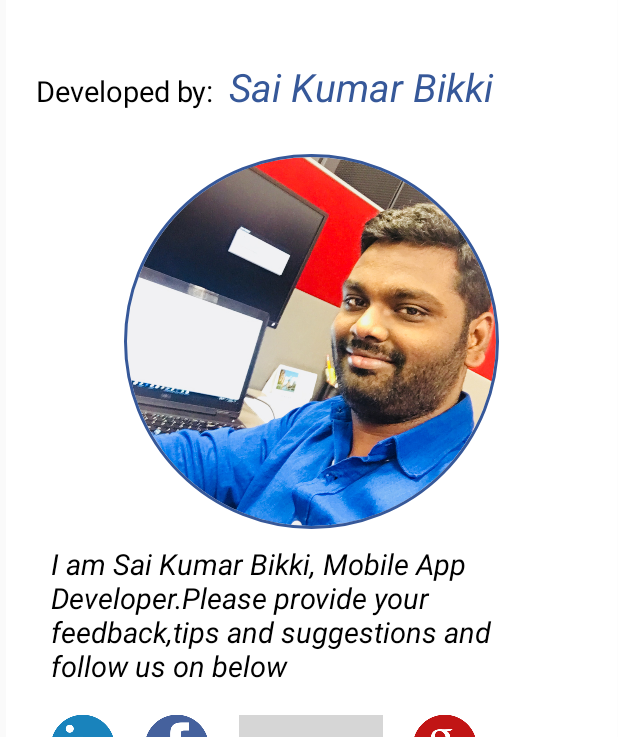
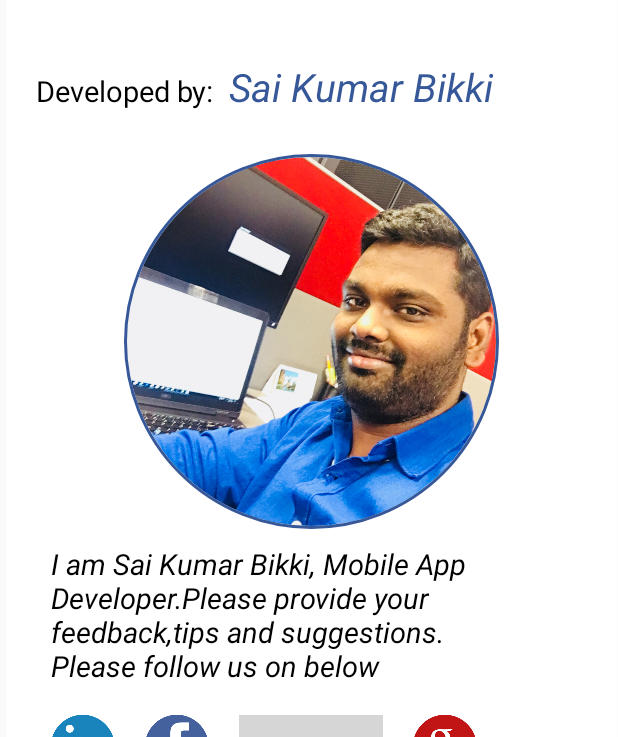
Before and after one commit to saikumarbikki/NaniBajajShowRoomAndroidApp, an Android app: the screen it shows after launch (MainActivity), in the side drawer, after a tap on "Developers Info", on a phone screen of 412 x 824 dp, the part 84-821 px from its top. Run offline under Robolectric (Android 15) with nearby library versions, the phone set to English and light mode, and no system bars; our stand-ins replace CircleImageView, sdp/ssp sizes; grey boxes are pictures that could not be loaded.

Commit message:
Envrionment issues

```diff
--- a/app/build.gradle
+++ b/app/build.gradle
@@ -2,7 +2,7 @@ apply plugin: 'com.android.application'
 
 android {
     compileSdkVersion 25
-    buildToolsVersion '25.0.0'
+    buildToolsVersion '26.0.2'
     defaultConfig {
         applicationId "com.inducesmile.NaniBajajShowRoomAndroidApp"
         minSdkVersion 14
@@ -25,7 +25,6 @@ dependencies {
         exclude group: 'com.android.support', module: 'support-annotations'
     })
     compile 'de.hdodenhof:circleimageview:2.1.0'
-
     compile 'com.android.support:appcompat-v7:25.3.1'
     compile 'com.android.support:design:25.3.1'
     compile 'com.intuit.sdp:sdp-android:1.0.3'
--- a/app/src/main/res/layout/get_offers_fragment.xml
+++ b/app/src/main/res/layout/get_offers_fragment.xml
@@ -2,7 +2,7 @@
 <RelativeLayout xmlns:android="http://schemas.android.com/apk/res/android"
     android:layout_width="match_parent"
     android:layout_height="match_parent"
-    android:background="#00BFFF">
+    android:background="#6D4696">
 
     <RelativeLayout
         android:id="@+id/details_view"
--- a/app/src/main/res/values/strings.xml
+++ b/app/src/main/res/values/strings.xml
@@ -58,7 +58,7 @@
     <string name="SplashScreen_title_2">Motors</string>
 
     <!--Developer Information-->
-    <string name="Developer_description">I am Sai Kumar Bikki, Mobile App Developer.Please provide your feedback,tips and suggestions and follow us on below </string>
+    <string name="Developer_description">I am Sai Kumar Bikki, Mobile App Developer.Please provide your feedback,tips and suggestions. \nPlease follow us on below </string>
 
 
 </resources>
```
Also changed, not shown: build.gradle (+5 -6 lines).
